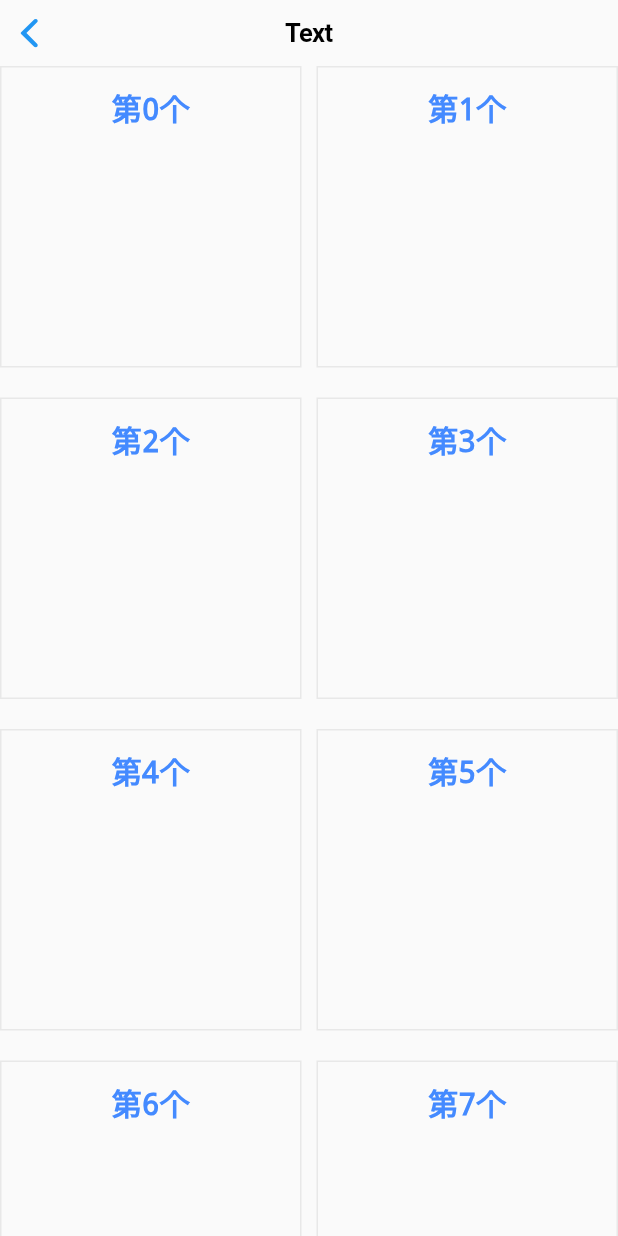
After one commit to huangMingHua/flutter_study, a Flutter app: the GridViewDemo screen opened directly, on a phone screen of 412 x 824 dp. The commit adds this screen. Run offline on Flutter 3.47's test engine with Material 2 defaults, Android fonts, the phone set to English and light mode, and no system bars.

Commit message:
no message

```diff
--- a/lib/pages/uiDemo/5ListViewCustomDemo.dart
+++ b/lib/pages/uiDemo/5ListViewCustomDemo.dart
@@ -10,11 +10,11 @@ class ListViewCustomDemo extends StatefulWidget {
 ///第二种custom  使用类似于ios的UITableViewDelegate方式  生成一个代理对象
 ///  由该对象决定渲染个数和渲染的cell
 class _ListViewCustomDemoState extends State<ListViewCustomDemo> {
-  var dataList = NetDataItem.demoBluilder(length: 2);
+  var dataList = NetDataItem.demoBluilder();
   void _aActiveChanged() {
     print('_aActiveChanged');
     setState(() {
-      var arr = NetDataItem.demoBluilder(length: 2);
+      var arr = NetDataItem.demoBluilder();
       for (var i = 0; i < arr.length; i++) {
         this.dataList.add(arr[i]);
       }
@@ -45,7 +45,7 @@ class _ListViewCustomDemoState extends State<ListViewCustomDemo> {
 
 ///第三组 separated创建类似于
 class ListViewSeparatedDemo extends StatelessWidget {
-  final dataList = NetDataItem.demoBluilder(length: 20);
+  final dataList = NetDataItem.demoBluilder();
   @override
   Widget build(BuildContext context) {
     return CupertinoPageScaffold(
--- /dev/null
+++ b/lib/pages/uiDemo/6GridViewDemo.dart
@@ -0,0 +1,43 @@
+import 'package:flutter/material.dart';
+import 'package:flutter/cupertino.dart';
+
+class GridViewDemo extends StatelessWidget {
+  @override
+  Widget build(BuildContext context) {
+    return CupertinoPageScaffold(
+      navigationBar: CupertinoNavigationBar(
+        middle: Text('Text'),
+        backgroundColor: Color(0xffffffff),
+      ),
+      child: GridView.builder(
+          itemCount: 100,///个数
+          scrollDirection: Axis.vertical,///滚动方向
+          gridDelegate: SliverGridDelegateWithFixedCrossAxisCount(
+            crossAxisCount: 2, //交叉轴个数
+            mainAxisSpacing: 20, //主轴间距
+            crossAxisSpacing: 10, //交叉轴间距
+            childAspectRatio: 1.0, //子组件cell的宽高比
+          ),
+          itemBuilder: (BuildContext context, int index) {
+            return Container(
+              child: Column(
+                children: <Widget>[
+                  SizedBox(height: 12),
+                  Text('第$index个',
+                      textAlign: TextAlign.center,
+                      style: TextStyle(
+                        fontSize: 20,
+                        color: Colors.blueAccent,
+                        ///文字装饰线(none 没有线，lineThrough 删 除线，overline 上划线，underline 下划线)
+                        decoration: TextDecoration.none,
+                      )),
+                ],
+              ),
+              decoration: BoxDecoration(
+                  border: Border.all(
+                      color: Color.fromRGBO(230, 230, 230, 0.9), width: 1.0)),
+            );
+          }),
+    );
+  }
+}
```
Also changed, not shown: lib/pages/uiDemo/uiDemoList.dart (+26 -3 lines).
